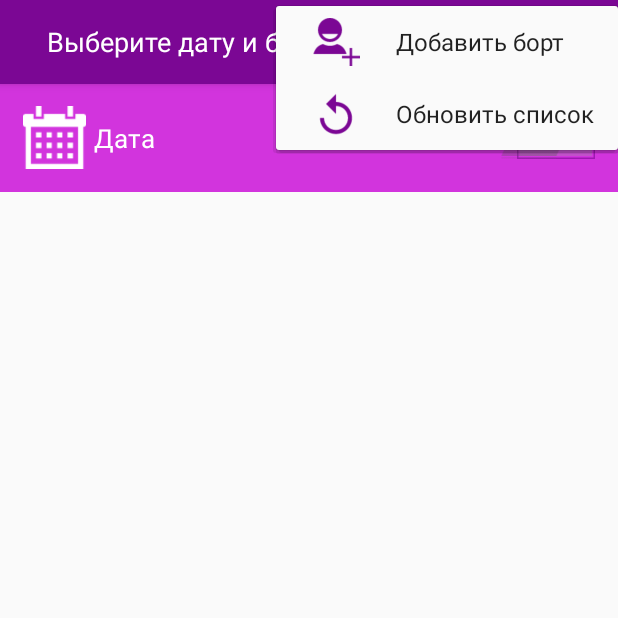
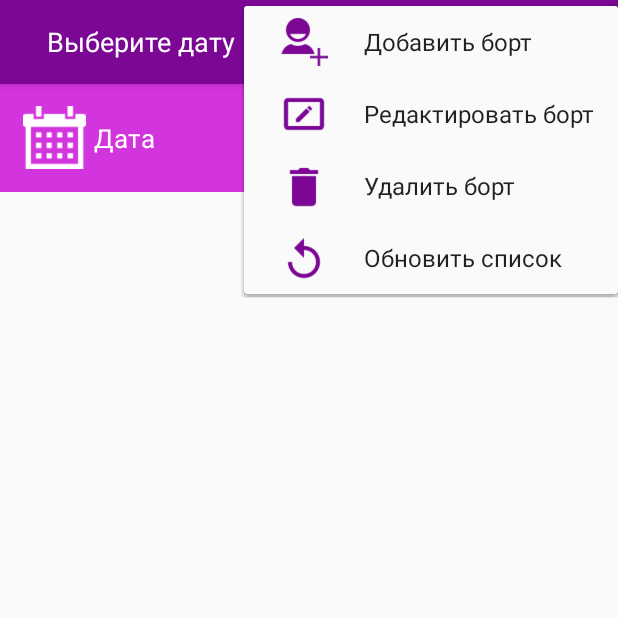
Before and after one commit to oshurmamadov/OperatorApp, an Android app: the screen it shows after launch (MapsActivity), after a tap on "Settings", on a phone screen of 412 x 824 dp, the top half of it. Run offline under Robolectric (Android 15) with nearby library versions, the phone set to English and light mode, and no system bars; libraries missing offline, so code that uses them is left out: com.androidquery, com.androidquery.callback, com.androidquery.util; 13 statements that could not run were skipped; 1 other tap on this screen came first.

Commit message:
Edit,Delete item was implemented

```diff
--- a/app/src/main/java/operator/com/operatorapp/MapsActivity.java
+++ b/app/src/main/java/operator/com/operatorapp/MapsActivity.java
@@ -72,6 +72,8 @@ public class MapsActivity extends ActionBarActivity {
     MenuItem infoItem;
     MenuItem addItem;
     MenuItem refreshItem;
+    MenuItem editItem;
+    MenuItem deleteItem;
 
     Switch switcher;
 
@@ -358,6 +360,10 @@ public class MapsActivity extends ActionBarActivity {
         infoItem.setVisible(true);
         addItem.setVisible(false);
         refreshItem.setVisible(false);
+
+        editItem.setVisible(false);
+        deleteItem.setVisible(false);
+
         invalidateOptionsMenu();
 
         Log.e("Tracking", "Flip to oLeft");
@@ -375,6 +381,10 @@ public class MapsActivity extends ActionBarActivity {
         infoItem.setVisible(false);
         addItem.setVisible(true);
         refreshItem.setVisible(true);
+
+        editItem.setVisible(true);
+        deleteItem.setVisible(true);
+
         invalidateOptionsMenu();
 
         Log.e("Tracking", "Flip to Right");
@@ -479,6 +489,19 @@ public class MapsActivity extends ActionBarActivity {
             }
 
         });
+
+
+        listView.setOnItemLongClickListener(new AdapterView.OnItemLongClickListener() {
+            @Override
+            public boolean onItemLongClick(AdapterView<?> parent, View view, int position, long id) {
+
+                Toast dateToast23 = Toast.makeText(getApplicationContext(), "Long click", Toast.LENGTH_SHORT);
+                dateToast23.show();
+                view.setBackgroundColor(getResources().getColor(R.color.loginPressed));
+                return false;
+            }
+        });
+
 
     }
 
@@ -636,6 +659,8 @@ public class MapsActivity extends ActionBarActivity {
         addItem = menu.findItem(R.id.itemAddBoard);
         infoItem = menu.findItem(R.id.itemInfo);
         refreshItem = menu.findItem(R.id.itemRefresh);
+        editItem = menu.findItem(R.id.itemEditBoard);
+        deleteItem = menu.findItem(R.id.itemDeleteBoard);
 
         if(semaphor == 0)
         {
@@ -645,6 +670,9 @@ public class MapsActivity extends ActionBarActivity {
             infoItem.setVisible(true);
             addItem.setVisible(false);
             refreshItem.setVisible(false);
+
+            editItem.setVisible(false);
+            deleteItem.setVisible(false);
             invalidateOptionsMenu();
         }
 
--- a/app/src/main/res/menu/menu_maps.xml
+++ b/app/src/main/res/menu/menu_maps.xml
@@ -19,6 +19,14 @@
                 android:title="Добавить борт"
                 android:icon="@drawable/add_user"  />
 
+            <item android:id="@+id/itemEditBoard"
+                android:title="Редактировать борт"
+                android:icon="@drawable/edit"    />
+
+            <item android:id="@+id/itemDeleteBoard"
+                android:title="Удалить борт"
+                android:icon="@drawable/delete"    />
+
             <item android:id="@+id/itemInfo"
                 android:title="Информация"
                 android:icon="@drawable/information"    />
--- a/app/src/main/res/values/color.xml
+++ b/app/src/main/res/values/color.xml
@@ -2,7 +2,7 @@
 <resources>
     <color name="white">#ffffff</color>
     <color name="customBlueLight">#6FD9FF</color>
-    <color name="loginPressed">#D666DF</color>
+    <color name="loginPressed">#ffd97adf</color>
     <color name="loginColor">#7B0794</color>
     <color name="mainColor">#7B0794</color>
     <color name="middleColor">#d234dd</color>
```
Also changed, not shown: app/src/main/res/drawable/delete.png (added), app/src/main/res/drawable/edit.png (added).
